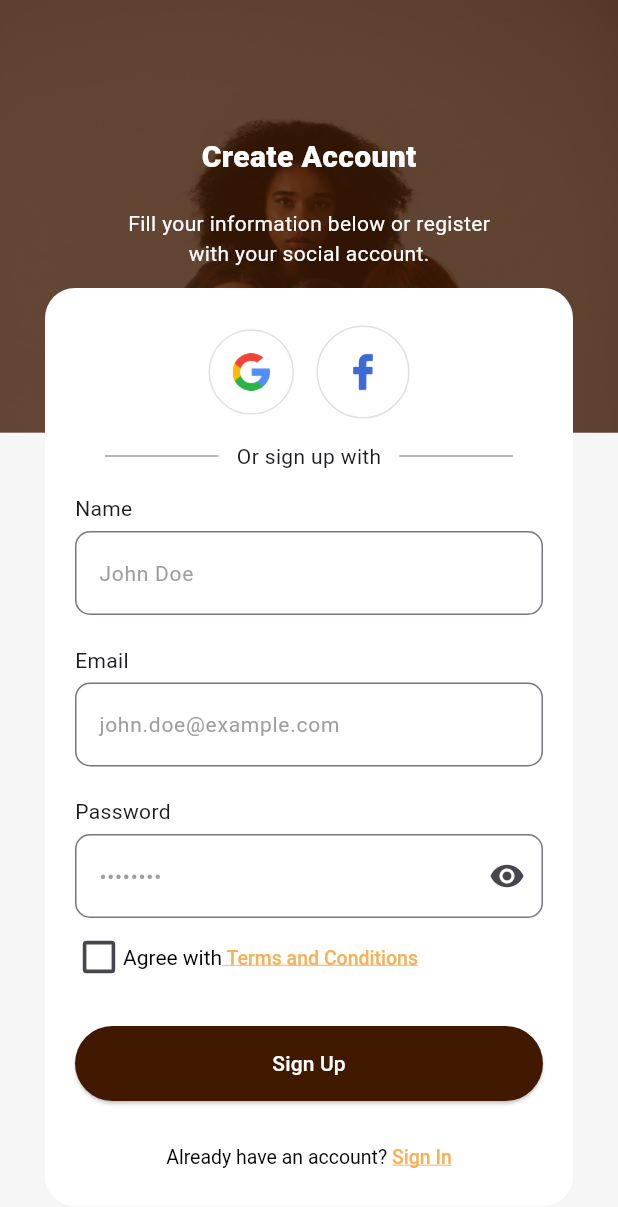
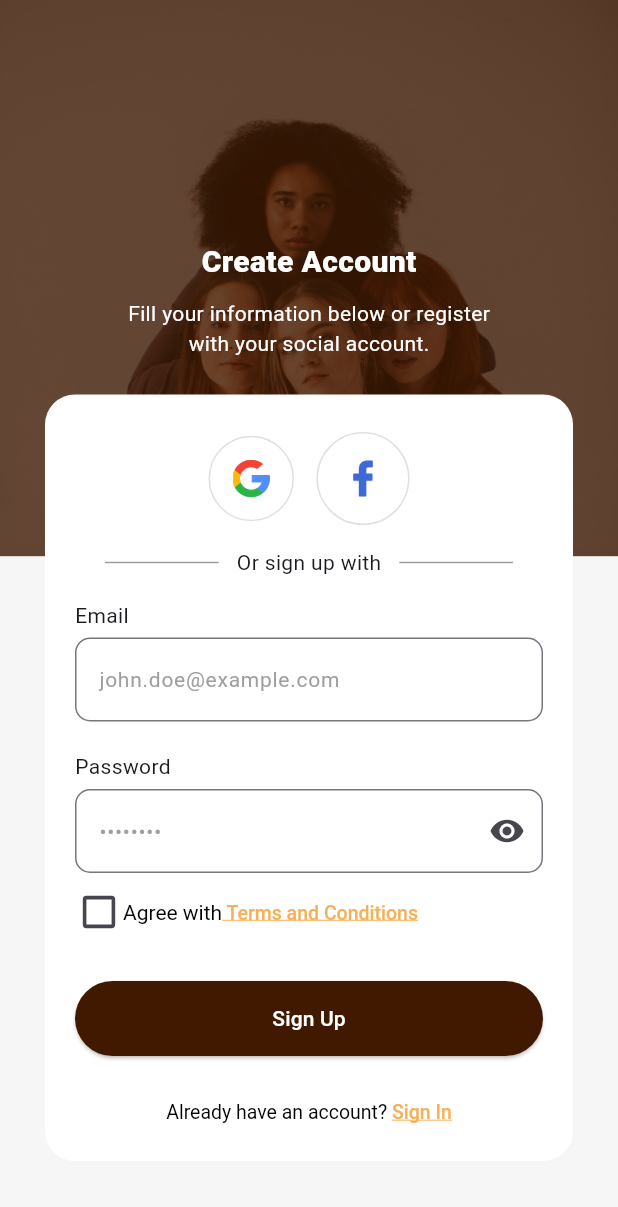
Before and after one commit to Nelson-Chinedu/daza_store, a Flutter app: the SignupView screen opened directly, on a phone screen of 412 x 824 dp. Shown: the top 1207 px of the screen. Run offline on Flutter 3.47's test engine with Material 3 defaults, Android fonts, the phone set to English and light mode, and no system bars; our stand-ins replace get_it, lottie, pin_input_text_field, smooth_page_indicator, stacked, stacked_services.

Commit message:
chore: update signup form

```diff
--- a/lib/features/auth/Signup/view/signup_view.dart
+++ b/lib/features/auth/Signup/view/signup_view.dart
@@ -27,7 +27,7 @@ class SignupView extends StatelessWidget {
                 clipBehavior: Clip.none,
                 children: [
                   Container(
-                    height: height * 0.35,
+                    height: height * 0.45,
                     decoration: BoxDecoration(
                       image: DecorationImage(
                         image: AssetImage('assets/images/bg-image.jpg'),
@@ -42,7 +42,7 @@ class SignupView extends StatelessWidget {
                   Center(
                     child: Column(
                       children: [
-                        const SizedBox(height: 90),
+                        const SizedBox(height: 160),
                         Text(
                           "Create Account",
                           style: TextStyle(
@@ -51,7 +51,7 @@ class SignupView extends StatelessWidget {
                             fontWeight: FontWeight.w800,
                           ),
                         ),
-                        const SizedBox(height: 20),
+                        const SizedBox(height: 10),
                         Text(
                           "Fill your information below or register",
                           style: TextStyle(color: Colors.white, fontSize: 14),
@@ -65,7 +65,7 @@ class SignupView extends StatelessWidget {
                     ),
                   ),
                   Positioned(
-                    bottom: 20,
+                    bottom: 50,
                     left: 30,
                     right: 30,
                     child: Container(
@@ -81,23 +81,6 @@ class SignupView extends StatelessWidget {
                         crossAxisAlignment: CrossAxisAlignment.start,
                         children: [
                           SocialAuth(dividerText: "Or sign up with"),
-                          Text('Name'),
-                          const SizedBox(height: 5),
-                          TextField(
-                            keyboardType: TextInputType.text,
-                            textInputAction: TextInputAction.next,
-                            decoration: InputDecoration(
-                              hintText: 'John Doe',
-                              hintStyle: TextStyle(
-                                fontSize: 14,
-                                color: Colors.grey,
-                              ),
-                              border: OutlineInputBorder(
-                                borderRadius: BorderRadius.circular(10),
-                              ),
-                            ),
-                          ),
-                          const SizedBox(height: 20),
                           Text('Email'),
                           const SizedBox(height: 5),
                           TextField(
```
